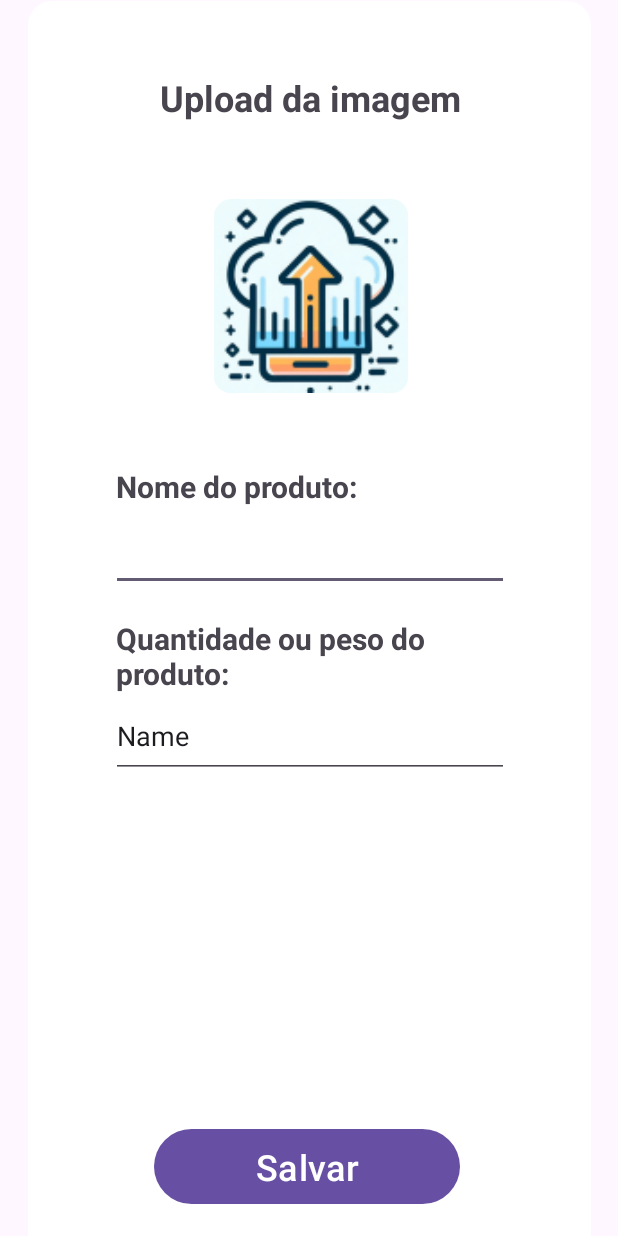
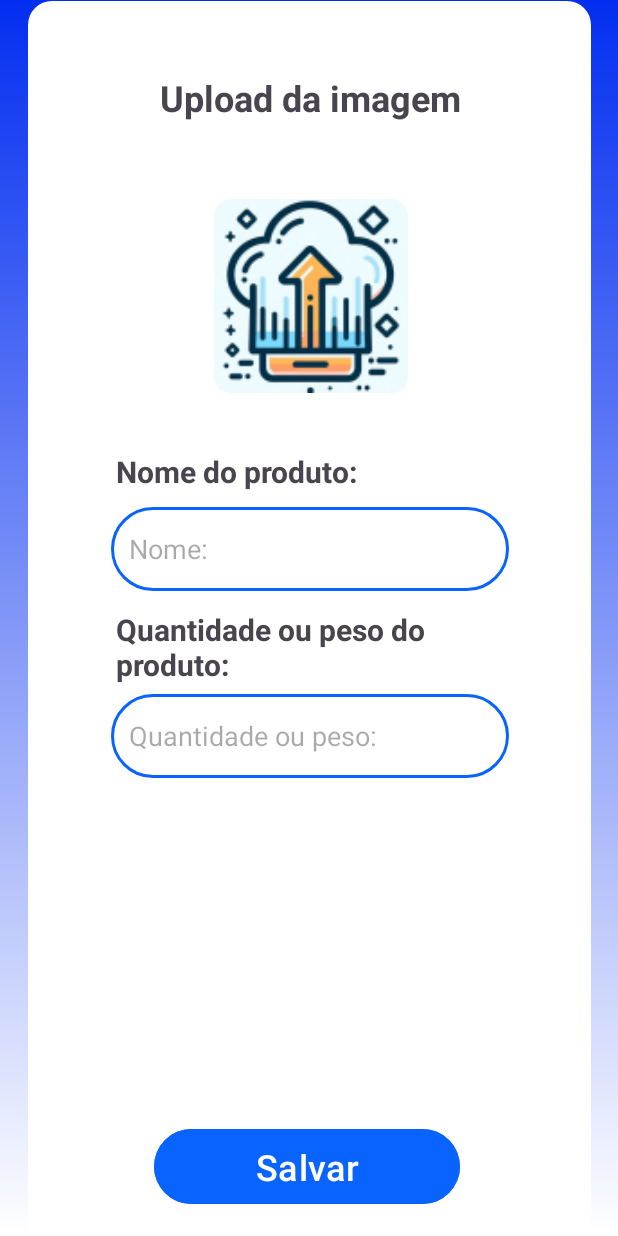
Before and after one commit to DiegoOliveira01/ShopEase, an Android app: the UploadActivity screen opened directly, with no data from a screen before it, on a phone screen of 412 x 824 dp. Run offline under Robolectric (Android 15) with nearby library versions, the light colour scheme and no system bars; our stand-ins replace Firebase (no records; nobody signed in at launch, a user with empty details on screens opened directly).

Commit message:
Improved UploadActivity

```diff
--- /dev/null
+++ b/app/src/main/res/drawable/blue_border.xml
@@ -0,0 +1,13 @@
+<?xml version="1.0" encoding="utf-8"?>
+<shape xmlns:android="http://schemas.android.com/apk/res/android"
+    android:shape="rectangle">
+
+
+    <stroke
+        android:width="2dp"
+        android:color="@color/light_blue"/>
+    <corners
+        android:radius="30dp"/>
+
+
+</shape>
--- a/app/src/main/res/layout/activity_upload.xml
+++ b/app/src/main/res/layout/activity_upload.xml
@@ -6,6 +6,7 @@
     android:layout_width="match_parent"
     android:layout_height="match_parent"
     android:orientation="horizontal"
+    android:background="@drawable/background_tela_inicial"
     tools:context=".UploadActivity">
 
     <View
@@ -57,7 +58,10 @@
         android:layout_height="56dp"
         android:layout_marginTop="76dp"
         android:ems="10"
+        android:background="@drawable/blue_border"
+        android:paddingLeft="12dp"
         android:inputType="text"
+        android:hint="Nome:"
         android:tooltipText="Nome"
         app:layout_constraintEnd_toEndOf="@+id/view2"
         app:layout_constraintStart_toStartOf="@+id/view2"
@@ -68,8 +72,10 @@
         android:layout_width="265dp"
         android:layout_height="56dp"
         android:ems="10"
+        android:background="@drawable/blue_border"
+        android:paddingLeft="12dp"
         android:inputType="text"
-        android:text="Name"
+        android:hint="Quantidade ou peso:"
         app:layout_constraintBottom_toBottomOf="@+id/view2"
         app:layout_constraintEnd_toEndOf="@+id/view2"
         app:layout_constraintStart_toStartOf="@+id/view2"
@@ -80,6 +86,7 @@
         android:id="@+id/saveButton"
         android:layout_width="204dp"
         android:layout_height="58dp"
+        android:backgroundTint="@color/light_blue"
         android:text="Salvar"
         android:textSize="24dp"
         app:layout_constraintBottom_toBottomOf="@+id/view2"
@@ -95,6 +102,7 @@
         android:layout_height="51dp"
         android:gravity="bottom"
         android:paddingLeft="3.8dp"
+        android:paddingBottom="10dp"
         android:text="Nome do produto:"
         android:textSize="20dp"
         android:textStyle="bold"
@@ -114,6 +122,7 @@
         android:textSize="20dp"
         android:textStyle="bold"
         android:paddingLeft="3.8dp"
+        android:paddingBottom="6dp"
         app:layout_constraintBottom_toTopOf="@+id/quantidadeProduto"
         app:layout_constraintEnd_toEndOf="@+id/view2"
         app:layout_constraintHorizontal_bias="0.376"
```
